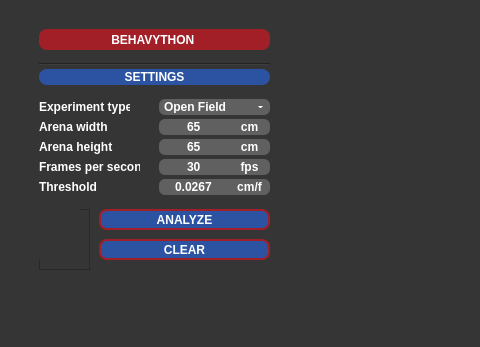
Qt form Behavython_GUI.ui (mrdrzit/behavython) before a commit; both pictures show x 0 to 480 and y 0 to 347 of the 928 by 524 pixel window.
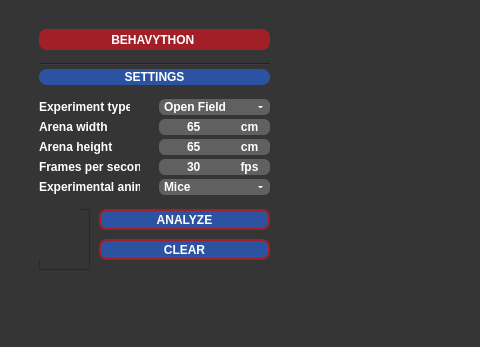
The same form after that commit. Icons and pictures are not drawn. Custom widgets are drawn as their Qt base class.

```diff
--- a/Behavython_GUI.ui
+++ b/Behavython_GUI.ui
@@ -402,44 +402,6 @@
           <set>Qt::AlignCenter</set>
          </property>
         </widget>
-        <widget class="QLineEdit" name="threshold_lineedit">
-         <property name="geometry">
-          <rect>
-           <x>130</x>
-           <y>150</y>
-           <width>71</width>
-           <height>16</height>
-          </rect>
-         </property>
-         <property name="styleSheet">
-          <string notr="true">QLineEdit{border:#969696;background-color:#606060;border-bottom-left-radius:6px;border-top-left-radius:6px;color:#FFFFFF;font:7pt&quot;DejaVu Sans&quot;;font-weight:bold;}</string>
-         </property>
-         <property name="text">
-          <string notr="true">0.0267</string>
-         </property>
-         <property name="alignment">
-          <set>Qt::AlignCenter</set>
-         </property>
-        </widget>
-        <widget class="QLabel" name="label_9">
-         <property name="geometry">
-          <rect>
-           <x>200</x>
-           <y>150</y>
-           <width>41</width>
-           <height>16</height>
-          </rect>
-         </property>
-         <property name="styleSheet">
-          <string notr="true">QLabel{border:#969696;background-color:#606060;border-bottom-right-radius:6px;border-top-right-radius:6px;color:#FFFFFF;font:7pt&quot;DejaVu Sans&quot;;font-weight:bold;}</string>
-         </property>
-         <property name="text">
-          <string notr="true">cm/f</string>
-         </property>
-         <property name="alignment">
-          <set>Qt::AlignCenter</set>
-         </property>
-        </widget>
         <widget class="QLabel" name="label_10">
          <property name="geometry">
           <rect>
@@ -453,7 +415,7 @@
           <string notr="true">QLabel{color:#FFFFFF;font:7pt&quot;DejaVu Sans&quot;;font-weight:bold;}</string>
          </property>
          <property name="text">
-          <string notr="true">Threshold</string>
+          <string notr="true">Experimental animal</string>
          </property>
          <property name="alignment">
           <set>Qt::AlignLeading|Qt::AlignLeft|Qt::AlignVCenter</set>
@@ -495,6 +457,38 @@
           <number>0</number>
          </property>
         </widget>
+        <widget class="QComboBox" name="animal_combobox">
+         <property name="geometry">
+          <rect>
+           <x>130</x>
+           <y>150</y>
+           <width>111</width>
+           <height>16</height>
+          </rect>
+         </property>
+         <property name="cursor">
+          <cursorShape>PointingHandCursor</cursorShape>
+         </property>
+         <property name="styleSheet">
+          <string notr="true">QComboBox{color:#FFFFFF;font:7pt&quot;DejaVu Sans&quot;;font-weight:bold;background-color:#606060;border:0px;border-radius:6px;}QListView{color:#FFFFFF;font:8pt&quot;Century Gothic&quot;;font-weight:bold;background-color:#969696;border:0px;}QListView{color:#FFFFFF;font:7pt&quot;DejaVu Sans&quot;;font-weight:bold;background-color:#606060;border:0px;border-radius:6px;}QComboBox::drop-down{width:20px;border:5px;}QComboBox::down-arrow{border-left:2px solid none;border-right:2px solid none;border-top:2px solid #FFFFFF;width:0.5px;height:1px;border-radius:2px;}QComboBox::down-arrow:hover{border-left:2px solid none;border-right:2px solid none;border-top:2px solid #A21F27;width:0.5px;height:1px;border-radius:2px;}QAbstractItemView{border:2px solid #969696;selection-background-color:#2C53A1;}</string>
+         </property>
+         <property name="currentText">
+          <string notr="true">Mice</string>
+         </property>
+         <property name="currentIndex">
+          <number>0</number>
+         </property>
+         <item>
+          <property name="text">
+           <string notr="true">Mice</string>
+          </property>
+         </item>
+         <item>
+          <property name="text">
+           <string notr="true">Rat</string>
+          </property>
+         </item>
+        </widget>
        </widget>
        <widget class="plot_viewer_function" name="plot_viewer" native="true">
         <property name="geometry">
```
